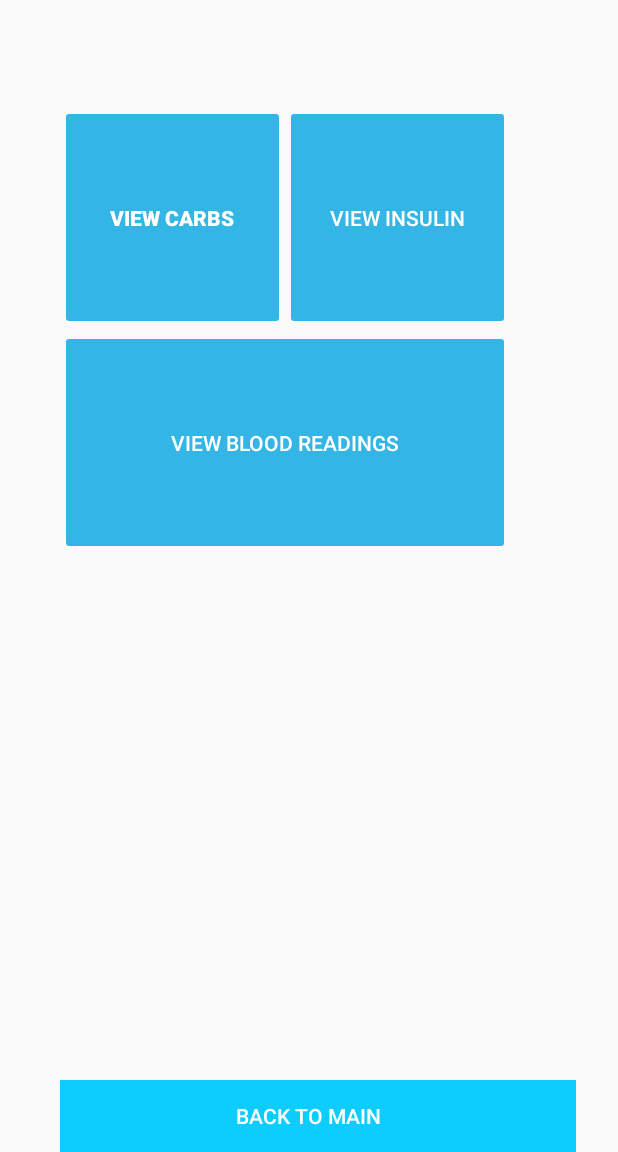
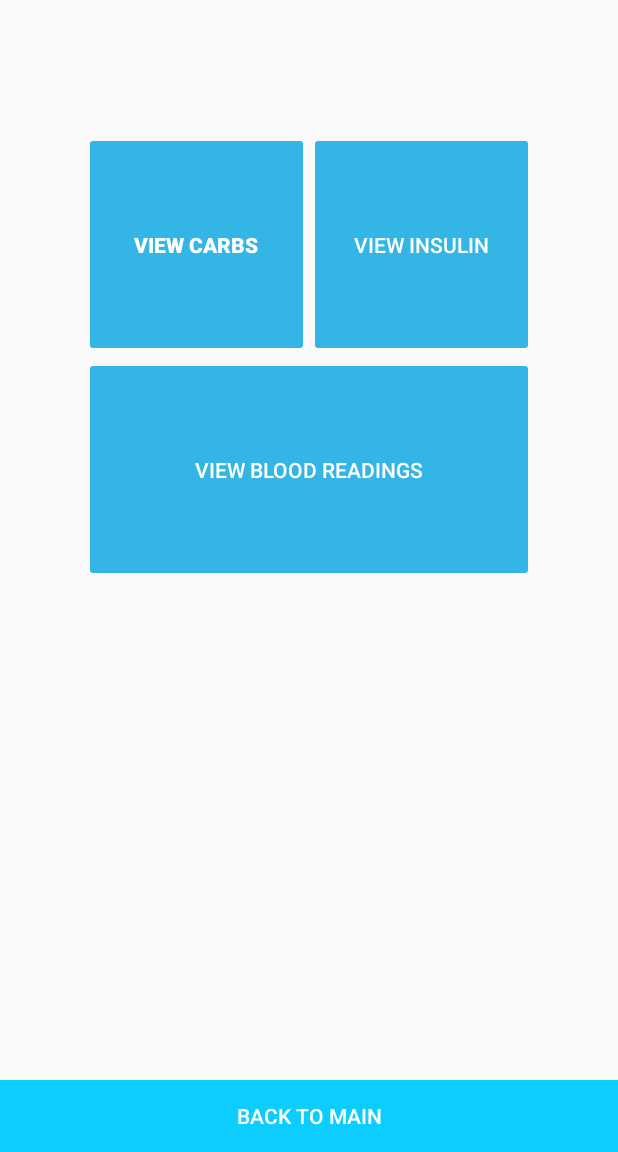
Before and after one commit to Conor-M/DiaMonitorPro, an Android app: the screen it shows after launch (ViewType), after a tap on "VIEW READINGS", on a phone screen of 412 x 824 dp, the part 84-1236 px from its top. Run offline under Robolectric (Android 15) with nearby library versions, the light colour scheme and no system bars.

Commit message:
Minor Fixes to layout and removing debugging methods from code

```diff
--- a/app/src/main/java/uk/ac/ulster/mur/diamonitor/AddBlood.java
+++ b/app/src/main/java/uk/ac/ulster/mur/diamonitor/AddBlood.java
@@ -80,13 +80,11 @@ public class AddBlood extends FragmentActivity {
 
     public void addButtonClicked(View view){
 
-        EditText et3 = findViewById(R.id.editText3);
         Blood blood = new Blood();
         blood.setReading(Float.valueOf(bloodReadingET.getText().toString()));
         blood.setTime(System.currentTimeMillis());
         dbHandler.addBlood(blood);
         bloodReadingET.setText("");
-        et3.setText(dbHandler.bloodDatabaseToString());
         Toast.makeText(AddBlood.this,
                 "Blood Reading added to Diary " + dbHandler.StingEpochToStringDate(String.valueOf(blood.getTime())), Toast.LENGTH_LONG).show();
         InputMethodManager inputManager = (InputMethodManager)
--- a/app/src/main/java/uk/ac/ulster/mur/diamonitor/AddCarbs.java
+++ b/app/src/main/java/uk/ac/ulster/mur/diamonitor/AddCarbs.java
@@ -22,13 +22,11 @@ public class AddCarbs extends AppCompatActivity {
 
     public void addButtonClicked(View view){
 
-        EditText et3 = findViewById(R.id.displayEditText);
         Carbs carbs = new Carbs();
         carbs.setAmount(Integer.valueOf(CarbReadingET.getText().toString()));
         carbs.setTime(System.currentTimeMillis());
         dbHandler.addCarbs(carbs);
         CarbReadingET.setText("");
-        et3.setText(dbHandler.CarbsDatabaseToString());
         Toast.makeText(AddCarbs.this,
                 "Carbohydrates added to Diary " + dbHandler.StingEpochToStringDate(String.valueOf(carbs.getTime())), Toast.LENGTH_LONG).show();
         InputMethodManager inputManager = (InputMethodManager)
--- a/app/src/main/java/uk/ac/ulster/mur/diamonitor/AddInsulin.java
+++ b/app/src/main/java/uk/ac/ulster/mur/diamonitor/AddInsulin.java
@@ -24,19 +24,18 @@ public class AddInsulin extends AppCompatActivity {
 
         public void addButtonClicked(View view){
 
-            EditText et3 = findViewById(R.id.editText3);
             Insulin insulin = new Insulin();
             insulin.setUnits(Integer.valueOf(InsulinReadingET.getText().toString()));
             insulin.setTime(System.currentTimeMillis());
             dbHandler.addInsulin(insulin);
             InsulinReadingET.setText("");
-            et3.setText(dbHandler.InsulinDatabaseToString());
             Toast.makeText(AddInsulin.this,
                     "Insulin added to Diary " + dbHandler.StingEpochToStringDate(String.valueOf(insulin.getTime())), Toast.LENGTH_LONG).show();
 
+
+            //Hides the keyboard after entry to ensure it does not interfere with the next action.
             InputMethodManager inputManager = (InputMethodManager)
                     getSystemService(Context.INPUT_METHOD_SERVICE);
-
             inputManager.hideSoftInputFromWindow(getCurrentFocus().getWindowToken(),
                     InputMethodManager.HIDE_NOT_ALWAYS);
     }
--- a/app/src/main/java/uk/ac/ulster/mur/diamonitor/FSFood.java
+++ b/app/src/main/java/uk/ac/ulster/mur/diamonitor/FSFood.java
@@ -1,5 +1,7 @@
 package uk.ac.ulster.mur.diamonitor;
 
+
+//Function of this class is to hold food entries as part of an FSFood Array for use with an array adapter to display`\
 public class FSFood {
     /** Name of the food, not including the brand name */
     private String name;
@@ -64,7 +66,7 @@ public class FSFood {
 
     /**
      * Sets the type of the food
-     *
+     * Type is equal to brand if there is a brand field
      * @param		type the type of the food
      */
     public void setType(String type) {
--- a/app/src/main/java/uk/ac/ulster/mur/diamonitor/ViewInsulinMeasures.java
+++ b/app/src/main/java/uk/ac/ulster/mur/diamonitor/ViewInsulinMeasures.java
@@ -24,7 +24,7 @@ public class ViewInsulinMeasures extends AppCompatActivity {
 
         myList = findViewById(R.id.listInsulin);
         ArrayList<Insulin> insulinList = myDBHandler.getAllInsulin();
-        Collections.reverse(insulinList);
+        Collections.reverse(insulinList);//Reverse list so that items are in reverse chronological order
 
         ArrayAdapter<Insulin> adapter = new ArrayAdapter<Insulin>(this,android.R.layout.simple_list_item_1,insulinList);
         myList.setAdapter(adapter);
--- a/app/src/main/res/layout/activity_view_type.xml
+++ b/app/src/main/res/layout/activity_view_type.xml
@@ -1,18 +1,32 @@
 <?xml version="1.0" encoding="utf-8"?>
 <RelativeLayout xmlns:android="http://schemas.android.com/apk/res/android"
     xmlns:tools="http://schemas.android.com/tools"
+    android:id="@+id/relativeLayout"
     android:layout_width="match_parent"
     android:layout_height="match_parent"
     android:columnCount="2"
-    android:paddingLeft="40dp"
-    android:paddingRight="15dp"
+
     android:paddingTop="70dp"
     tools:context="uk.ac.ulster.mur.diamonitor.ViewType">
 
+    <Button
+        android:id="@+id/btnHome"
+        android:layout_width="match_parent"
+        android:layout_height="wrap_content"
+        android:layout_alignParentBottom="true"
+        android:layout_centerHorizontal="true"
+        android:background="@color/colorPrimary"
+        android:onClick="HomeButtonClicked"
+        android:text="Back To Main"
+        android:textColor="@android:color/background_light" />
 
     <GridLayout
-        android:layout_width="match_parent"
-        android:layout_height="match_parent">
+        android:id="@+id/gridLayout"
+        android:layout_width="wrap_content"
+        android:layout_height="wrap_content"
+        android:layout_alignParentTop="true"
+        android:layout_centerHorizontal="true"
+        android:layout_marginTop="18dp">
 
         <Button
             android:id="@+id/btnViewCarbs"
@@ -51,16 +65,5 @@
             android:textColor="@android:color/background_light" />
     </GridLayout>
 
-    <Button
-        android:id="@+id/btnHome"
-        android:layout_width="match_parent"
-        android:layout_height="wrap_content"
-        android:layout_alignParentBottom="true"
-        android:layout_centerHorizontal="true"
-        android:layout_gravity="fill_horizontal"
-        android:background="@color/colorPrimary"
-        android:onClick="HomeButtonClicked"
-        android:text="Back To Main"
-        android:textColor="@android:color/background_light" />
 
 </RelativeLayout>
```
Also changed, not shown: app/src/main/java/uk/ac/ulster/mur/diamonitor/MyDBHandler.java (+10 -0 lines), app/src/main/res/layout/activity_add_blood.xml (+0 -9 lines), app/src/main/res/layout/activity_add_carbs.xml (+0 -9 lines), app/src/main/res/layout/activity_add_insulin.xml (+0 -9 lines), 34 other files.
